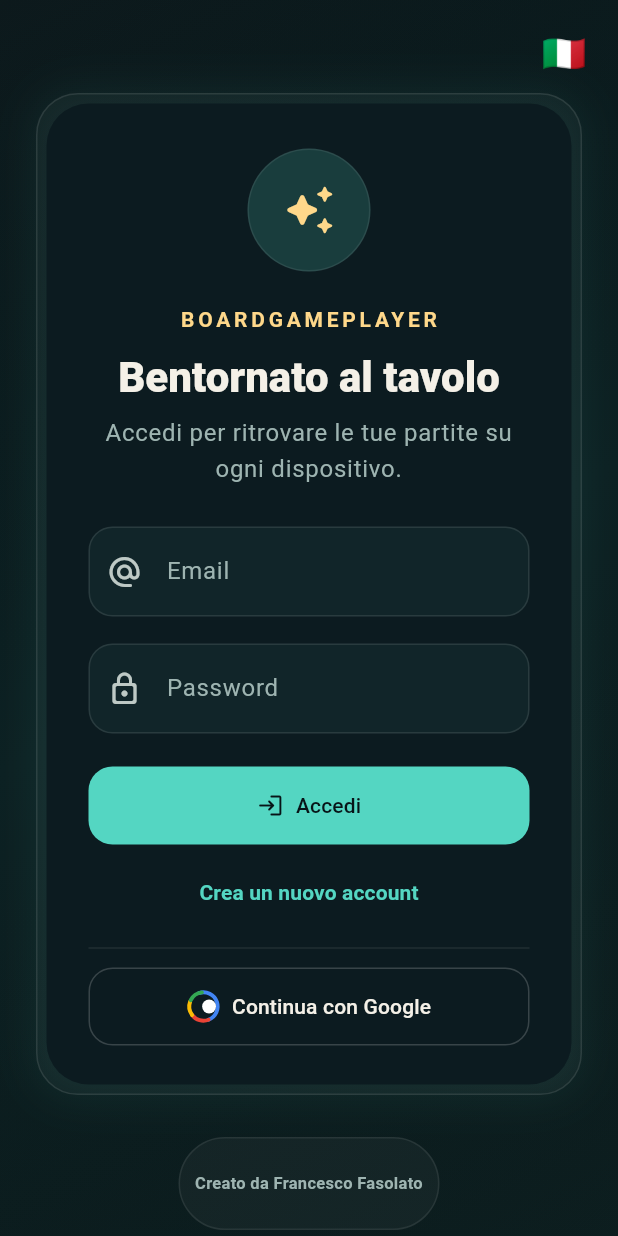
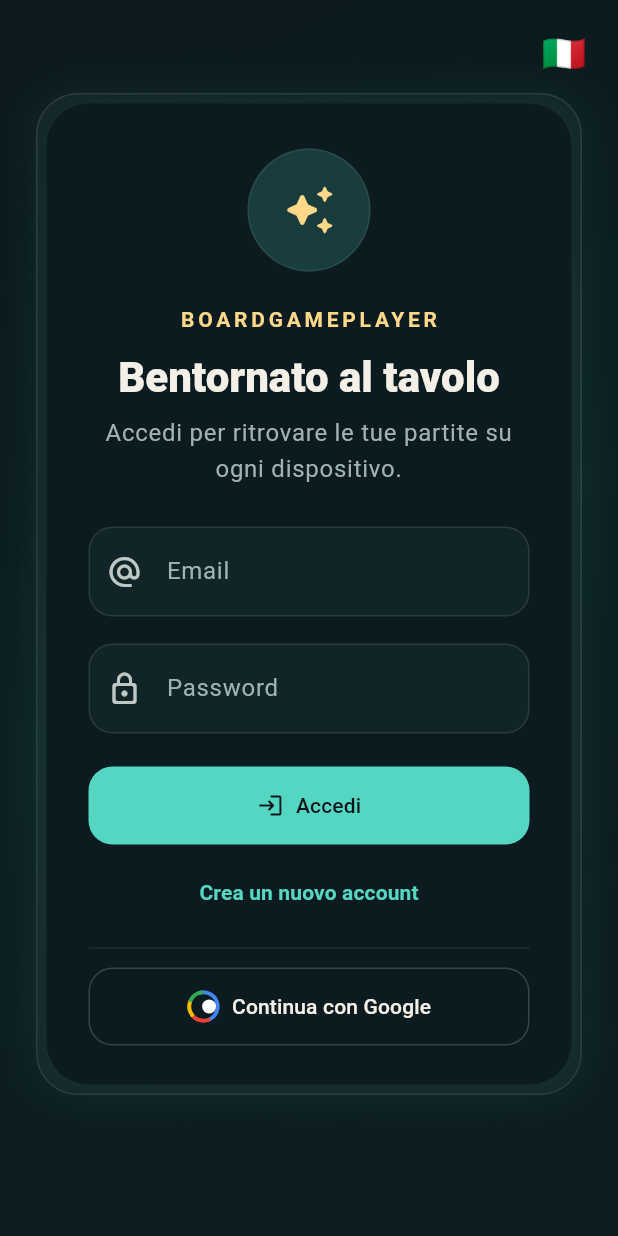
Before and after one commit to portr404/boardgameplayer-web, a Flutter app: the screen it shows after launch, on a phone screen of 412 x 824 dp. Run offline on Flutter 3.47's test engine with Material 3 defaults, Android fonts, the light colour scheme and no system bars; our stand-ins replace cloud_firestore, drift, drift_flutter, firebase_auth, firebase_core, shared_preferences; accounts and stored records are empty; Roboto replaces fonts that are missing (Trebuchet MS).

Commit message:
Hide login credits on mobile

```diff
--- a/lib/main.dart
+++ b/lib/main.dart
@@ -1340,12 +1340,6 @@
                 ),
               ),
             ),
-            const Positioned(
-              left: 16,
-              right: 16,
-              bottom: 4,
-              child: Center(child: CreditsFooter()),
-            ),
           ],
         ),
       ),
```
